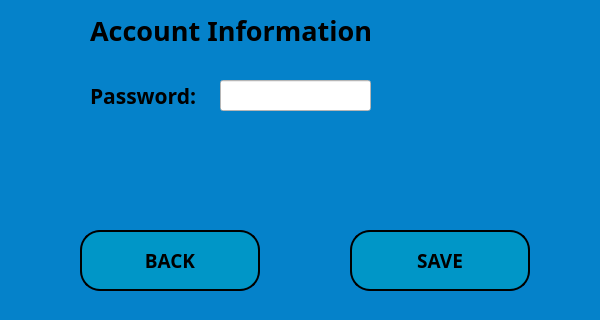
This is customer_edit_window.ui in melikkekaya/BankingApp_SQL as Qt 5 draws it before an edit; both pictures show x 0 to 600 and y 380 to 700 of the 600 by 700 pixel window. The edited form follows.
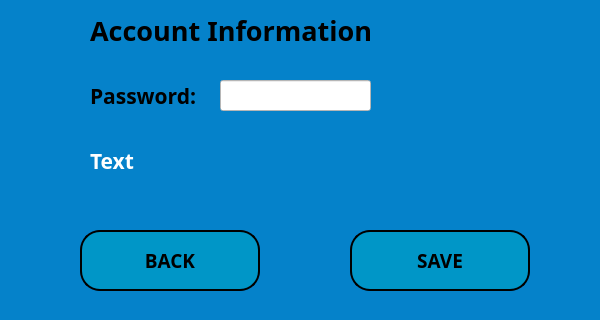
This is the edited form.

```diff
--- a/customer_edit_window.ui
+++ b/customer_edit_window.ui
@@ -295,8 +295,8 @@
    <widget class="QLabel" name="cseditwdw_label_successave">
     <property name="geometry">
      <rect>
-      <x>190</x>
-      <y>530</y>
+      <x>90</x>
+      <y>520</y>
       <width>261</width>
       <height>41</height>
      </rect>
@@ -309,8 +309,11 @@
       <bold>true</bold>
      </font>
     </property>
+    <property name="styleSheet">
+     <string notr="true">color: rgb(255, 255, 255);</string>
+    </property>
     <property name="text">
-     <string/>
+     <string>Text</string>
     </property>
    </widget>
   </widget>
```
